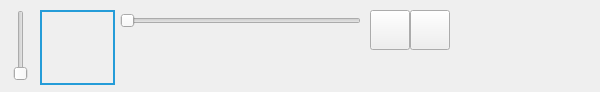
Before: the Qt Designer form projet-musique/Lecteur/dialogcontroles.ui in toopoormaghell/projet-musique, drawn with Qt 5.
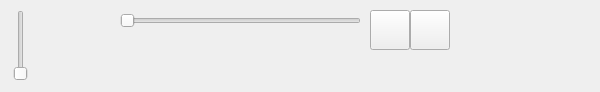
After: the same form once the commit is applied. Icons and pictures are not drawn.

Patch:
```diff
--- a/projet-musique/Lecteur/dialogcontroles.ui
+++ b/projet-musique/Lecteur/dialogcontroles.ui
@@ -126,8 +126,7 @@
     </size>
    </property>
    <property name="styleSheet">
-    <string notr="true">border: 2px solid #259CD8;font-size: 15px;
-color : #1EA7EC;</string>
+    <string notr="true"/>
    </property>
    <property name="text">
     <string/>
```
Left out of the diff: 6 changed lines with no effect on the pictures.
